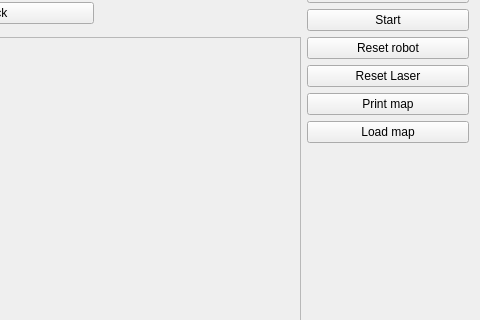
tom-jurov/RMR-project, file demoRMR/mainwindow.ui: the form before one commit; both pictures show x 324 to 804 and y 103 to 423 of the 804 by 686 pixel window.
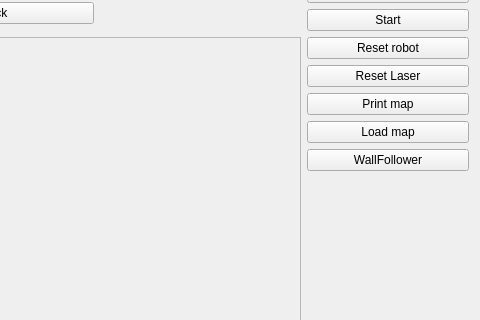
The form after the commit.

Commit message: Basic functions for wall follower

Patch:
```diff
--- a/demoRMR/mainwindow.ui
+++ b/demoRMR/mainwindow.ui
@@ -261,6 +261,25 @@
         </property>
        </widget>
       </item>
+      <item>
+       <widget class="QPushButton" name="pushButton_13">
+        <property name="sizePolicy">
+         <sizepolicy hsizetype="Fixed" vsizetype="Fixed">
+          <horstretch>0</horstretch>
+          <verstretch>0</verstretch>
+         </sizepolicy>
+        </property>
+        <property name="minimumSize">
+         <size>
+          <width>162</width>
+          <height>0</height>
+         </size>
+        </property>
+        <property name="text">
+         <string>WallFollower</string>
+        </property>
+       </widget>
+      </item>
       <item>
        <spacer name="verticalSpacer">
         <property name="orientation">
```
The commit also changes 6 other files.
